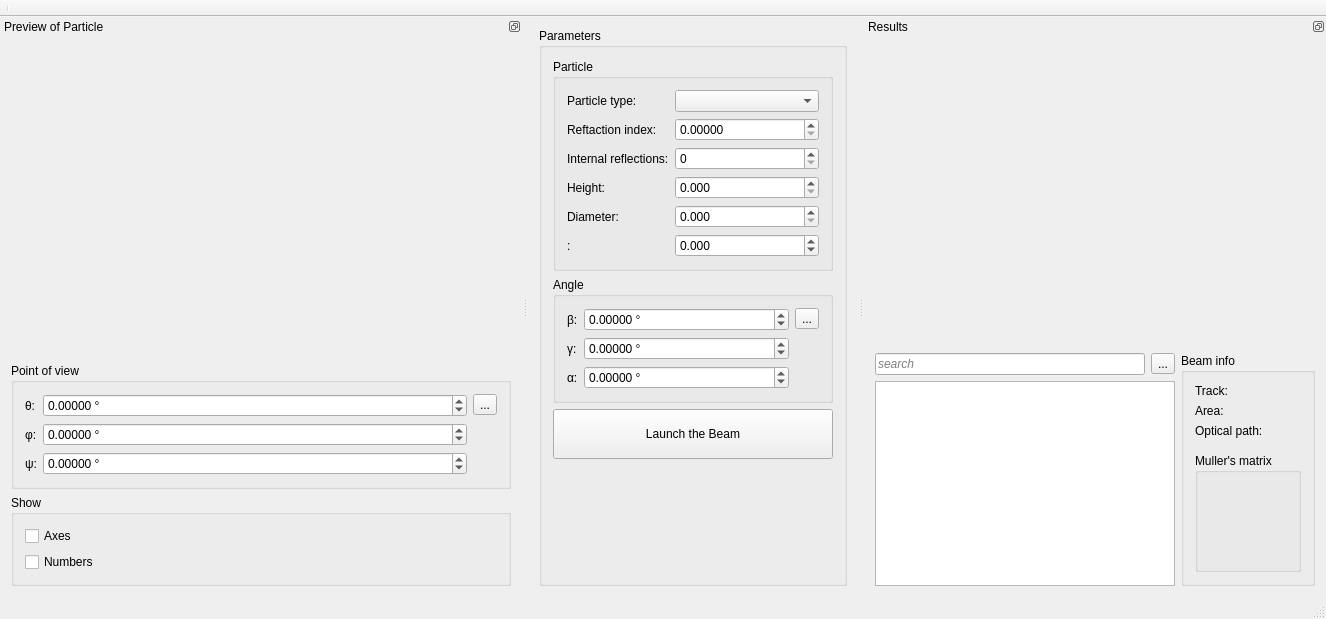
Above: src/ui/MainWindow.ui from Heart-Under-Blade/BS_visual before the change. Below: the same form after it.
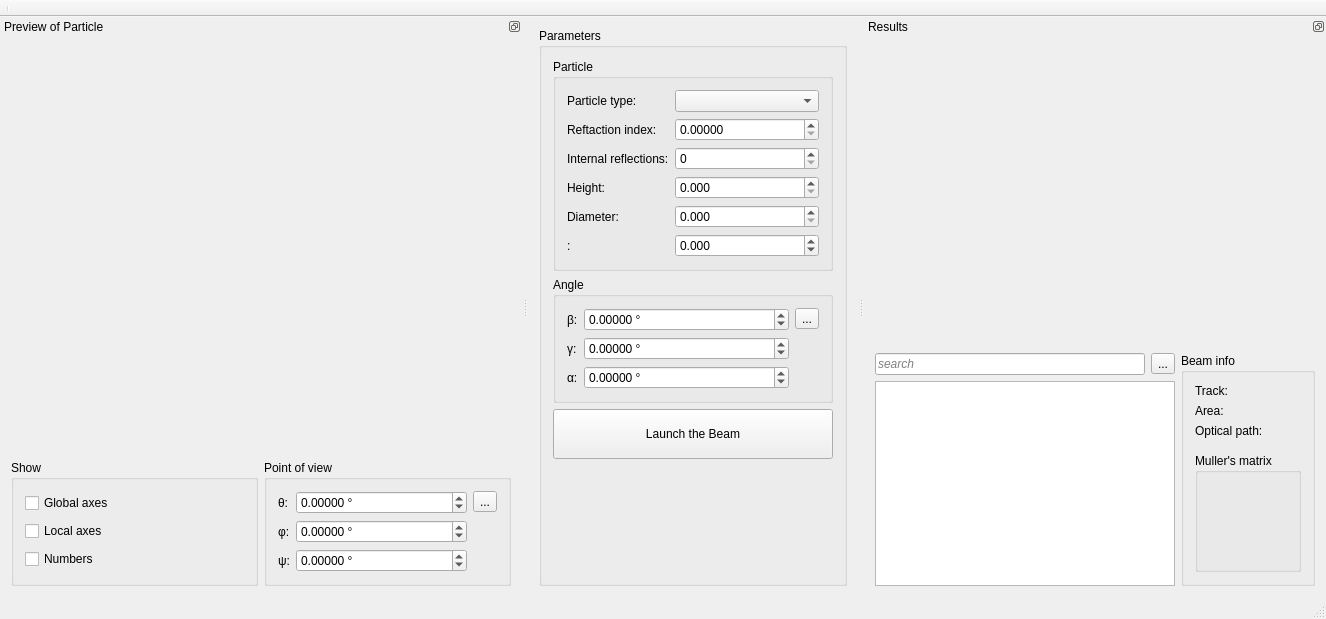
That is the form after the change. Icons and pictures are not drawn.

Commit message: [+] add elements to show in particle view; [-] axes arrows; [-] color picker (of particle); [-] save parameters in .json

Patch:
```diff
--- a/src/ui/MainWindow.ui
+++ b/src/ui/MainWindow.ui
@@ -343,30 +343,7 @@
    </attribute>
    <widget class="QWidget" name="dockWidgetContents_3">
     <layout class="QGridLayout" name="gridLayout_11">
-     <item row="2" column="0">
-      <widget class="QGroupBox" name="groupBox_4">
-       <property name="title">
-        <string>Show</string>
-       </property>
-       <layout class="QVBoxLayout" name="verticalLayout_2">
-        <item alignment="Qt::AlignTop">
-         <widget class="QCheckBox" name="checkBox_axes">
-          <property name="text">
-           <string>Axes</string>
-          </property>
-         </widget>
-        </item>
-        <item>
-         <widget class="QCheckBox" name="checkBox_numbers">
-          <property name="text">
-           <string>Numbers</string>
-          </property>
-         </widget>
-        </item>
-       </layout>
-      </widget>
-     </item>
-     <item row="1" column="0">
+     <item row="1" column="1">
       <widget class="QGroupBox" name="groupBox">
        <property name="title">
         <string>Point of view</string>
@@ -471,7 +448,37 @@
        </layout>
       </widget>
      </item>
-     <item row="0" column="0">
+     <item row="1" column="0">
+      <widget class="QGroupBox" name="groupBox_4">
+       <property name="title">
+        <string>Show</string>
+       </property>
+       <layout class="QGridLayout" name="gridLayout_3">
+        <item row="2" column="0">
+         <widget class="QCheckBox" name="checkBox_numbers">
+          <property name="text">
+           <string>Numbers</string>
+          </property>
+         </widget>
+        </item>
+        <item row="1" column="0">
+         <widget class="QCheckBox" name="checkBox_localAxes">
+          <property name="text">
+           <string>Local axes</string>
+          </property>
+         </widget>
+        </item>
+        <item row="0" column="0">
+         <widget class="QCheckBox" name="checkBox_globalAxes">
+          <property name="text">
+           <string>Global axes</string>
+          </property>
+         </widget>
+        </item>
+       </layout>
+      </widget>
+     </item>
+     <item row="0" column="0" colspan="2">
       <widget class="QWidget" name="widget_particleView" native="true">
        <property name="sizePolicy">
         <sizepolicy hsizetype="Expanding" vsizetype="Expanding">
```
Left out of the diff: 94 changed lines with no effect on the pictures. The commit also changes 5 other files.
